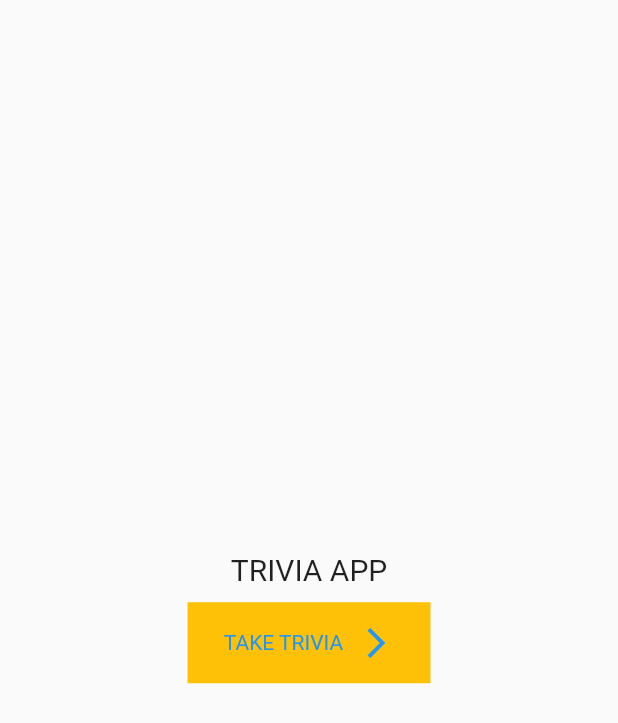
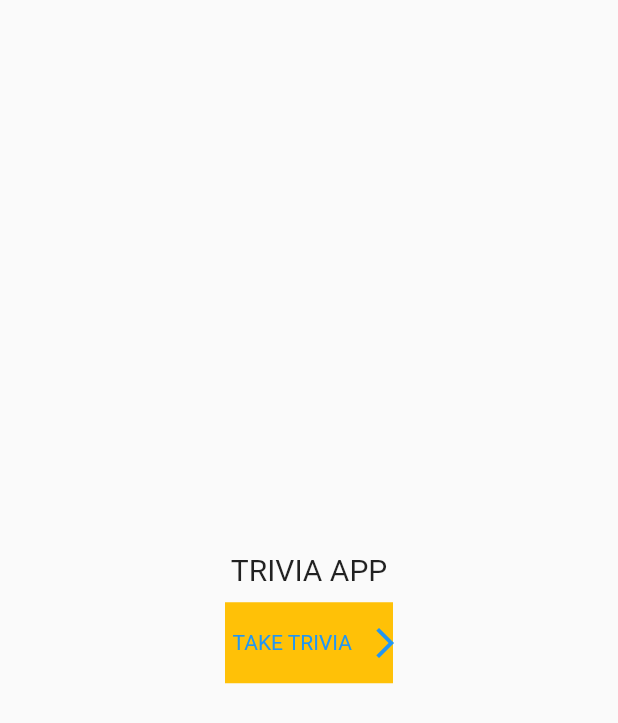
Before and after one commit to anshdp/trivia_quizapp, a Flutter app: the screen it shows after launch, on a phone screen of 412 x 824 dp. Shown: the top 723 px of the screen. Run offline on Flutter 3.47's test engine with Material 2 defaults, Android fonts, the phone set to English and light mode, and no system bars.

Commit message:
second commit

```diff
--- a/lib/main.dart
+++ b/lib/main.dart
@@ -9,20 +9,15 @@ void main() {
 class MyApp extends StatelessWidget {
   const MyApp({Key? key}) : super(key: key);
 
-  // This widget is the root of your application.
   @override
   Widget build(BuildContext context) {
     return MaterialApp(
+      debugShowCheckedModeBanner: false,
       onGenerateRoute: AppRouter().onGenerateRoute,
       title: 'Flutter Demo',
       theme: ThemeData(
           appBarTheme: const AppBarTheme(
-        color: Color.fromARGB(
-          255,
-          255,
-          255,
-          255,
-        ),
+        color: Color.fromARGB(255, 255, 255, 255),
       )),
       home: HomeScreen(),
     );
--- a/lib/quizz/question_screen.dart
+++ b/lib/quizz/question_screen.dart
@@ -64,8 +64,6 @@ class _QuestionScreenState extends State<QuestionScreen> {
 
             options.addAll(incorrectAnswers);
 
-            options.shuffle();
-
             return Column(
               crossAxisAlignment: CrossAxisAlignment.start,
               children: [
@@ -117,8 +115,6 @@ class _QuestionScreenState extends State<QuestionScreen> {
                         textStyle: const TextStyle(fontSize: 18),
                       ),
                       onPressed: () {
-                        print(correctAnswer);
-                        print(options);
                         if (correctAnswer == enteredAnswer) {
                           totalScore += 10;
                         }
--- a/lib/quizz/widgets/custom_buton.dart
+++ b/lib/quizz/widgets/custom_buton.dart
@@ -10,7 +10,7 @@ class CustomButton extends StatelessWidget {
   Widget build(BuildContext context) {
     return Container(
       color: Colors.amber,
-      width: MediaQuery.of(context).size.width - 250,
+      width: MediaQuery.of(context).size.width - 300,
       child: TextButton(
         style: TextButton.styleFrom(
           padding: const EdgeInsets.symmetric(horizontal: 5, vertical: 15),
```
Also changed, not shown: 1 other file.
